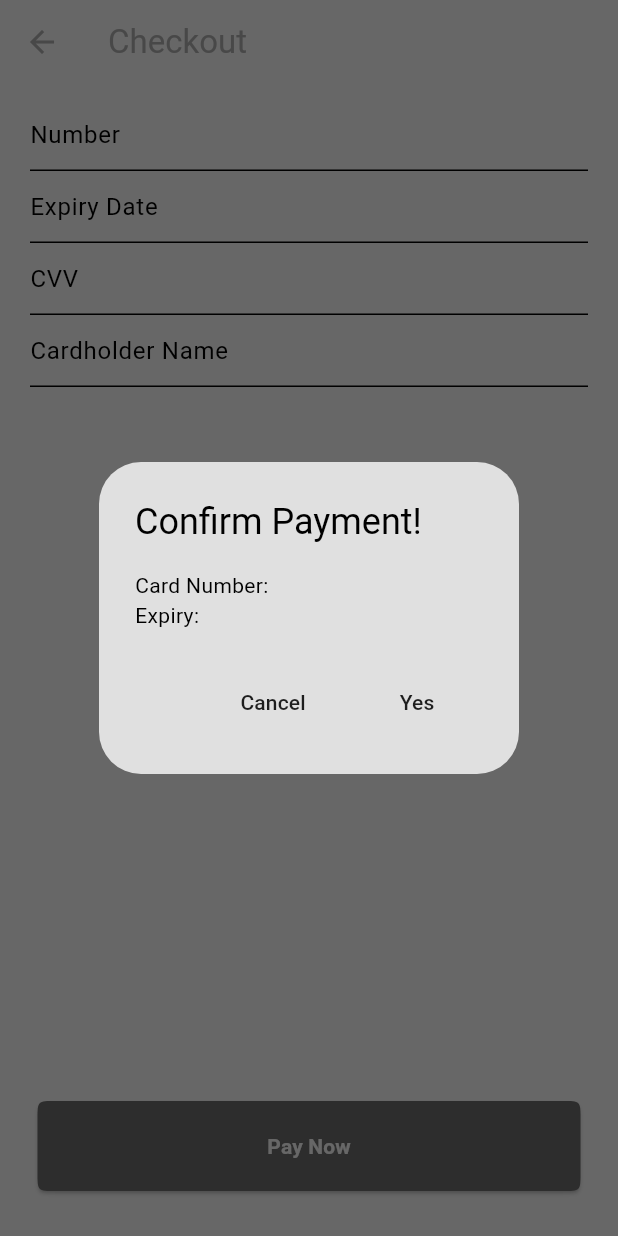
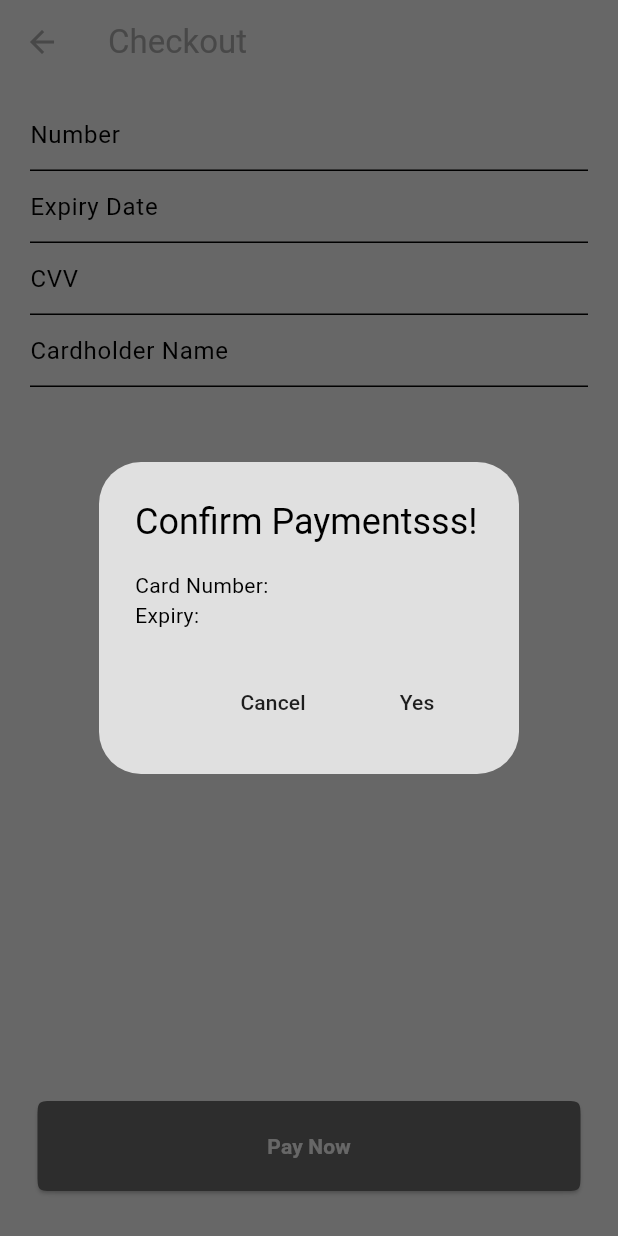
Before and after one commit to ii997/food_delivery, a Flutter app: the PaymentPage screen opened directly, after a tap on "Pay Now", on a phone screen of 412 x 824 dp. Run offline on Flutter 3.47's test engine with Material 3 defaults, Android fonts, the phone set to English and light mode, and no system bars; our stand-ins replace flutter_credit_card, lottie.

Commit message:
edited confirm payment

```diff
--- a/lib/pages/payment_page.dart
+++ b/lib/pages/payment_page.dart
@@ -24,7 +24,7 @@ class _PaymentPageState extends State<PaymentPage> {
         showDialog(
           context: context,
           builder: (context) => AlertDialog(
-            title: const Text('Confirm Payment!'),
+            title: const Text('Confirm Paymentsss!'),
             content: SingleChildScrollView(
               child: ListBody(
                 children: [
```
